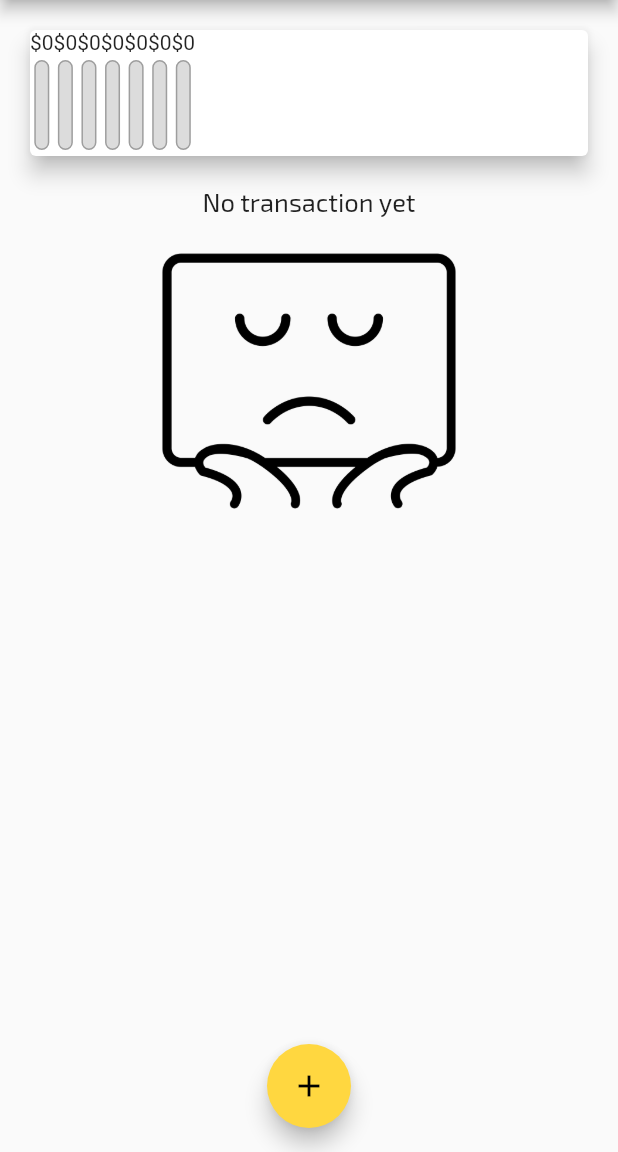
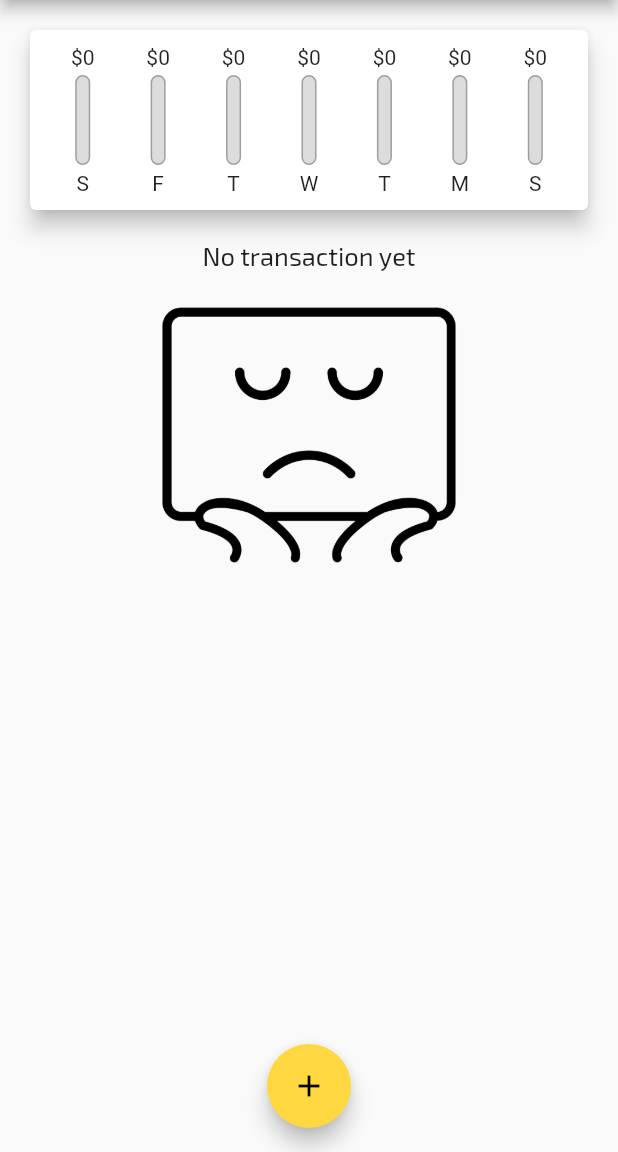
Before and after one commit to DesmondSol/expence_tracker, a Flutter app: the screen it shows after launch, on a phone screen of 412 x 824 dp, the part 84-1236 px from its top. Run offline on Flutter 3.47's test engine with Material 2 defaults, Android fonts, the phone set to English and light mode, and no system bars; project files that could hold a hidden picture were left out.

Commit message:
working version 1.0

```diff
--- a/lib/widgets/chart.dart
+++ b/lib/widgets/chart.dart
@@ -41,16 +41,22 @@ class Chart extends StatelessWidget {
     return Card(
       elevation: 6,
       margin: EdgeInsets.all(20),
+      child: Container(
+        padding: EdgeInsets.all(10),
         child: Row(
+          mainAxisAlignment: MainAxisAlignment.spaceAround,
           children: groupedTransVals.map((e) {
-          return ChartBar(
+            return Flexible(
+              fit: FlexFit.tight,
+              child: ChartBar(
                   e['day'] as String,
                   e['amount'] as double,
-              totalSpending == 0.0        //so that dividing by zero doesnt happen
+                  totalSpending == 0.0 //so that dividing by zero doesnt happen
                       ? 0.0
-                  : (e["amount"] as double) /
-                      totalSpending); //Text('${e['day']}: ${e['amount']}');
+                      : (e["amount"] as double) / totalSpending),
+            ); //Text('${e['day']}: ${e['amount']}');
           }).toList(),
+        ),
       ),
     );
   }
--- a/lib/widgets/chart_bar.dart
+++ b/lib/widgets/chart_bar.dart
@@ -12,7 +12,7 @@ class ChartBar extends StatelessWidget {
   Widget build(BuildContext context) {
     return Column(
       children: <Widget>[
-        Text('\$${spendingAmnt.toStringAsFixed(0)}'),
+        FittedBox(child: Text('\$${spendingAmnt.toStringAsFixed(0)}')),
         SizedBox(
           height: 4,
         ),
@@ -41,7 +41,8 @@ class ChartBar extends StatelessWidget {
         ),
         SizedBox(
           height: 4,
-        )
+        ),
+        Text('$label'),
       ],
     );
   }
```
Lines whose indentation alone changed are shown as unchanged.
